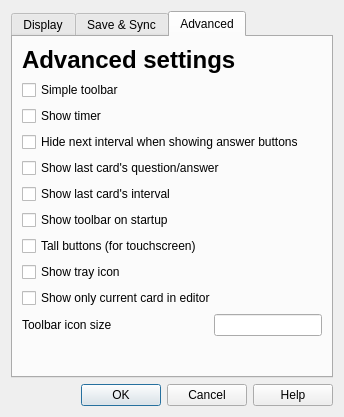
This is designer/preferences.ui in ankitects/anki as Qt 5 draws it before an edit. The edited form follows.
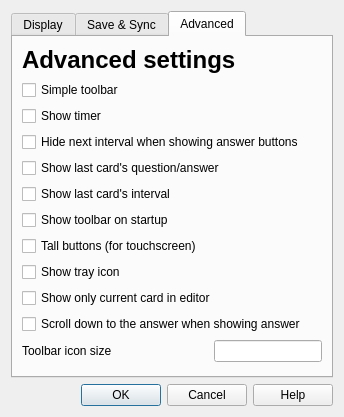
This is the edited form. The open tabs and pages were chosen to show the change.

Commit message: make scrolling to answer customizable

What changed in the file:
```diff
--- a/designer/preferences.ui
+++ b/designer/preferences.ui
@@ -441,6 +441,13 @@
            </property>
           </widget>
          </item>
+         <item row="10" column="0" >
+          <widget class="QCheckBox" name="scrollToAnswer" >
+           <property name="text" >
+            <string>Scroll down to the answer when showing answer</string>
+           </property>
+          </widget>
+         </item>
         </layout>
        </item>
        <item>
```
Left out of the diff: 5 changed lines with no effect on the pictures. The commit also changes 3 other files.
